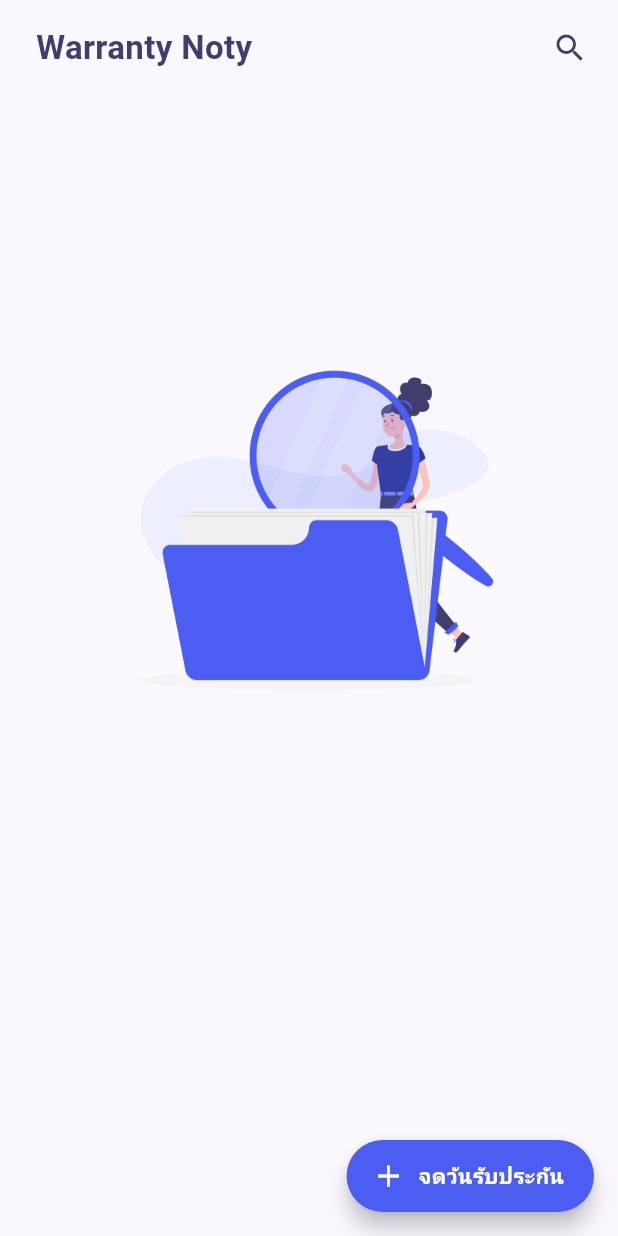
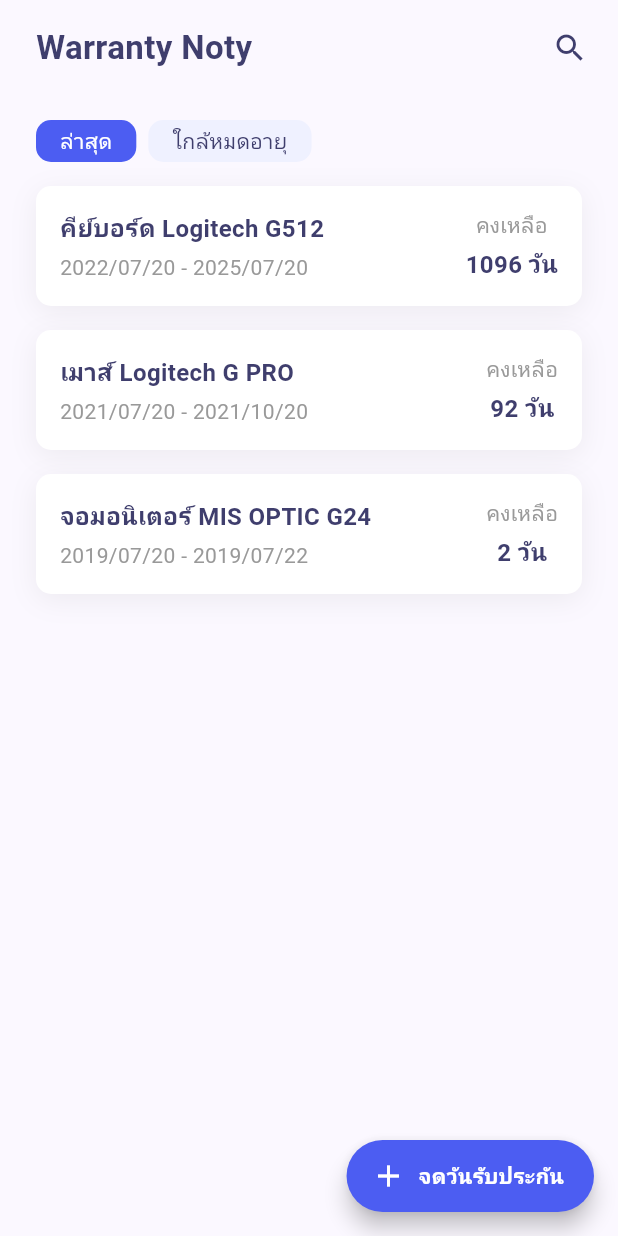
Before and after one commit to Chaiyawat-Roong/warranty-noty-sqflite, a Flutter app: the screen it shows after launch, on a phone screen of 412 x 824 dp. Run offline on Flutter 3.47's test engine with Material 2 defaults, Android fonts, the phone set to English and light mode, and no system bars; our stand-ins replace bloc, equatable, flutter_bloc, flutter_modular, google_fonts; Roboto replaces fonts that are missing (Kanit).

Commit message:
feat: add new bloc architecture and finish itemcard

```diff
--- a/lib/Components/itemCard.dart
+++ b/lib/Components/itemCard.dart
@@ -1,11 +1,14 @@
 import 'package:flutter/material.dart';
+import 'package:flutter_bloc/flutter_bloc.dart';
+import 'package:warranty_noty/bloc/home_page_bloc.dart';
+import 'package:warranty_noty/models/product.dart';
 
 import '../constants.dart';
 
 class ItemCard extends StatefulWidget {
-  const ItemCard({
-    super.key,
-  });
+  final Product? product;
+
+  const ItemCard({Key? key, required this.product}) : super(key: key);
 
   @override
   State<ItemCard> createState() => _ItemCardState();
@@ -15,7 +18,13 @@
   final bool _isNotExp = true;
 
   @override
+  void initState() {
+    super.initState();
+  }
+
+  @override
   Widget build(BuildContext context) {
+    Product product = widget.product!;
     return Container(
       margin: const EdgeInsets.only(bottom: 16),
       padding: const EdgeInsets.all(16),
@@ -36,20 +45,31 @@
             crossAxisAlignment: CrossAxisAlignment.start,
             children: [
               Text(
-                "คีย์บอร์ด Logitech G512",
+                "${widget.product!.name}",
                 style: CustomTextStyle.heading2(context)
                     .copyWith(color: kPrimaryDarkPurple),
               ),
               const SizedBox(height: 4),
               Text(
-                "13/06/2023 - 13/06/2025",
+                "${widget.product!.date.toString().split(" ")[0].replaceAll("-", "/")} - ${DateTime(
+                  widget.product!.expType == "Year"
+                      ? widget.product!.date!.year + widget.product!.expTime!
+                      : widget.product!.date!.year,
+                  widget.product!.expType == "Month"
+                      ? widget.product!.date!.month + widget.product!.expTime!
+                      : widget.product!.date!.month,
+                  widget.product!.expType == "Day"
+                      ? widget.product!.date!.day + widget.product!.expTime!
+                      : widget.product!.date!.day,
+                ).toString().split(" ")[0].replaceAll("-", "/")}",
                 style: CustomTextStyle.body3(context)
                     .copyWith(color: kSecondaryGrey),
               )
             ],
           ),
           Column(
-            children: _isNotExp ? [
+            children: _isNotExp
+                ? [
                     Text(
                       "คงเหลือ",
                       style: CustomTextStyle.body3(context)
@@ -57,11 +77,22 @@
                     ),
                     const SizedBox(height: 4),
                     Text(
-                "726 วัน",
+                      "${DateTime(
+                  widget.product!.expType == "Year"
+                      ? widget.product!.date!.year + widget.product!.expTime!
+                      : widget.product!.date!.year,
+                  widget.product!.expType == "Month"
+                      ? widget.product!.date!.month + widget.product!.expTime!
+                      : widget.product!.date!.month,
+                  widget.product!.expType == "Day"
+                      ? widget.product!.date!.day + widget.product!.expTime!
+                      : widget.product!.date!.day,
+                ).difference(widget.product!.date!).inDays} วัน",
                       style: CustomTextStyle.heading2(context)
                           .copyWith(color: kPrimaryDarkPurple),
                     ),
-            ] : [
+                  ]
+                : [
                     Text(
                       "หมดอายุประกัน",
                       style: CustomTextStyle.heading3(context)
--- a/lib/Components/searchTextField.dart
+++ b/lib/Components/searchTextField.dart
@@ -12,7 +12,7 @@
 }
 
 class _SearchTextFieldState extends State<SearchTextField> {
-  FocusNode myfocus = FocusNode();
+  final FocusNode myfocus = FocusNode();
 
   @override
   void initState() {
--- a/lib/Pages/homePage.dart
+++ b/lib/Pages/homePage.dart
@@ -1,11 +1,15 @@
 import 'package:flutter/material.dart';
 import 'package:flutter_bloc/flutter_bloc.dart';
 import 'package:flutter_modular/flutter_modular.dart';
+// import 'package:flutter_modular/flutter_modular.dart';
+import 'package:warranty_noty/bloc/home_page_repository.dart';
 
 import '../Components/filterButton.dart';
 import '../Components/itemCard.dart';
 import '../bloc/home_page_bloc.dart';
+import '../bloc/product_data_provider.dart';
 import '../constants.dart';
+import '../models/product.dart';
 
 class HomePage extends StatefulWidget {
   const HomePage({super.key});
@@ -15,9 +19,9 @@
 }
 
 class _HomePageState extends State<HomePage> {
-  final homePageBloc = BlocProvider(create: (context) => HomePageBloc());
+  final homePageBloc = BlocProvider(create: (context) => HomePageBloc(HomePageRepository(ProductsDataProvider())));
+  final HomePageBloc2 = HomePageBloc(HomePageRepository(ProductsDataProvider()));
   final int _selectIndex = 0;
-  List<String> objectDemo = [];
 
   @override
   Widget build(BuildContext context) {
@@ -48,9 +52,10 @@
                   ),
                 )
               ]),
-          body: objectDemo.isEmpty
-              ? Container(
-                  margin: EdgeInsets.only(top: 180),
+          body: BlocBuilder<HomePageBloc, HomePageState>(builder: (context, state) {
+            if(state is HomePageInitial){
+              return state.products!.isEmpty ? Container(
+                  margin: const EdgeInsets.only(top: 180),
                   alignment: Alignment.center,
                   height: 216,
                   child: const Image(
@@ -62,11 +67,9 @@
                   child: Column(
                     children: [
                       Container(
-                          margin: EdgeInsets.only(bottom: 16),
+                          margin: const EdgeInsets.only(bottom: 16),
                           width: MediaQuery.of(context).size.width,
-                          child: BlocBuilder<HomePageBloc, HomePageState>(
-                            builder: (context, state) {
-                              return Row(
+                          child: Row(
                                 children: [
                                   FilterButton(
                                     isActive: state.selectIndex == 0,
@@ -79,19 +82,58 @@
                                     id: 1,
                                   ),
                                 ],
-                              );
-                            },
-                          )),
+                              )),
                       Expanded(
                         child: ListView.builder(
-                            itemCount: 20,
+                            itemCount: state.products!.length,
                             itemBuilder: (context, index) {
-                              return const ItemCard();
+                              return ItemCard(product: state.products![index]);
                             }),
                       )
                     ],
                   ),
-                ),
+                );
+            }else if(state is HomePageFinishState){
+              return state.products!.isEmpty ? Container(
+                  margin: const EdgeInsets.only(top: 180),
+                  alignment: Alignment.center,
+                  height: 216,
+                  child: const Image(
+                      image: AssetImage('assets/images/rafiki.png')),
+                )
+              : Padding(
+                  padding:
+                      const EdgeInsets.symmetric(horizontal: 24, vertical: 16),
+                  child: Column(
+                    children: [
+                      Container(
+                          margin: const EdgeInsets.only(bottom: 16),
+                          width: MediaQuery.of(context).size.width,
+                          child: Row(
+                                children: [
+                                  FilterButton(
+                                    isActive: state.selectIndex == 0,
+                                    label: "ล่าสุด",
+                                    id: 0,
+                                  ),
+                                  FilterButton(
+                                    isActive: state.selectIndex == 1,
+                                    label: "ใกล้หมดอายุ",
+                                    id: 1,
+                                  ),
+                                ],
+                              )),
+                      Expanded(
+                        child: ListView.builder(
+                            itemCount: state.products!.length,
+                            itemBuilder: (context, index) {
+                              return ItemCard(product: state.products![index]);
+                            }),
+                      )]));
+            }else{
+              return Text("data");
+            }
+          },),
           floatingActionButton: SizedBox(
             height: 48,
             child: FloatingActionButton.extended(
--- a/lib/bloc/home_page_bloc.dart
+++ b/lib/bloc/home_page_bloc.dart
@@ -1,14 +1,22 @@
 import 'package:bloc/bloc.dart';
 import 'package:equatable/equatable.dart';
 import 'package:meta/meta.dart';
+import 'package:warranty_noty/bloc/home_page_repository.dart';
+
+import '../models/product.dart';
 
 part 'home_page_event.dart';
 part 'home_page_state.dart';
 
 class HomePageBloc extends Bloc<HomePageEvent, HomePageState> {
-  HomePageBloc() : super(const HomePageState()) {
+  final HomePageRepository repository;
+  HomePageBloc(this.repository) : super(HomePageInitial(repository.getAllProducts())) {
     on<HomePageSelectEvent>((event, emit) {
-      emit(state.copyWith(select: event.index));
+      if(event.index == 0){
+        emit(HomePageFinishState(event.index, repository.getAllProducts()));
+      }else{
+        emit(HomePageFinishState(event.index, state.products!.reversed.toList()));
+      }
     });
   }
 }
--- /dev/null
+++ b/lib/bloc/home_page_repository.dart
@@ -0,0 +1,12 @@
+import '../models/product.dart';
+import 'product_data_provider.dart';
+
+class HomePageRepository {
+    final ProductsDataProvider provider;
+
+    HomePageRepository(this.provider);
+
+    List<Product> getAllProducts(){
+        return provider.products;
+    }
+}
--- a/lib/bloc/home_page_state.dart
+++ b/lib/bloc/home_page_state.dart
@@ -1,15 +1,31 @@
 part of 'home_page_bloc.dart';
 
-class HomePageState extends Equatable{
-    final int selectIndex;
 
-    const HomePageState({this.selectIndex = 0});
+@immutable
+abstract class HomePageState {
+  int? get selectIndex => 0;
+  List<Product>? get products => [];
+}
 
-    HomePageState copyWith({int? select}){
-      return HomePageState(selectIndex: select ?? selectIndex);
-    }
+class HomePageInitial extends HomePageState{
+  final List<Product> _products;
+
+  HomePageInitial(this._products);
+
+  @override
+  List<Product>? get products => _products;
+}
+
+
+class HomePageFinishState extends HomePageState{
+    final int? _selectIndex;
+    final List<Product> _products;
+
+    HomePageFinishState(this._selectIndex, this._products);
 
     @override
-    // TODO: implement props
-    List<Object?> get props => [selectIndex];
+    int? get selectIndex => _selectIndex;
+
+    @override
+    List<Product>? get products => _products;
 }
--- /dev/null
+++ b/lib/bloc/product_data_provider.dart
@@ -0,0 +1,29 @@
+import 'package:warranty_noty/models/product.dart';
+
+class ProductsDataProvider {
+  final List<Product> _products = [
+    Product(
+        name: "คีย์บอร์ด Logitech G512",
+        serial: "2022LZ06ELL8",
+        date: DateTime.parse("2022-07-20"),
+        expTime: 3,
+        expType: "Year",
+        insurer: "SYNNEX"),
+    Product(
+        name: "เมาส์ Logitech G PRO",
+        serial: "2021LZ12EZZ8",
+        date:  DateTime.parse("2021-07-20"),
+        expTime: 3,
+        expType: "Month",
+        insurer: "SYNNEX"),
+    Product(
+        name: "จอมอนิเตอร์ MIS OPTIC G24",
+        serial: "0038PLZ09SFGX",
+        date:  DateTime.parse("2019-07-20"),
+        expTime: 2,
+        expType: "Day",
+        insurer: "SYNNEX"),
+  ];
+
+  List<Product> get products => _products;
+}
--- /dev/null
+++ b/lib/models/product.dart
@@ -0,0 +1,22 @@
+import 'package:json_annotation/json_annotation.dart';
+
+part 'product.g.dart';
+
+@JsonSerializable()
+class Product {
+  final String? name;
+  final String? serial;
+  final DateTime? date;
+  final int? expTime;
+  final String? expType;
+  final String? insurer;
+  final int? remaining;
+  final bool? isExp;
+
+  const Product({this.name, this.serial, this.date, this.expTime, this.expType, this.insurer, this.remaining, this.isExp});
+
+  factory Product.fromJson(Map<String, dynamic> json) => _$ProductFromJson(json);
+
+  /// Connect the generated [_$PersonToJson] function to the `toJson` method.
+  Map<String, dynamic> toJson() => _$ProductToJson(this);
+}
```
Also changed, not shown: lib/models/product.g.dart (added). Lines whose indentation alone changed are shown as unchanged.
